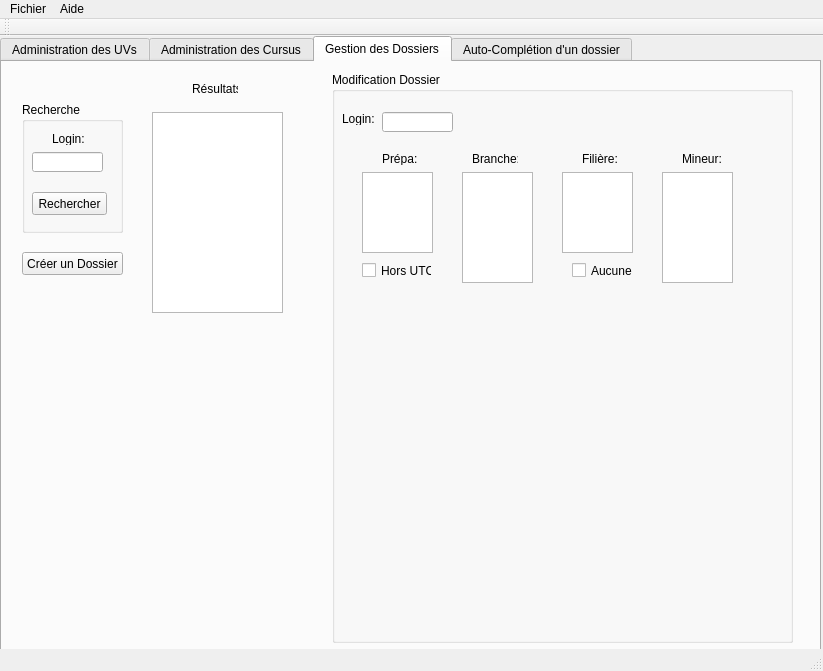
First picture: the form in mainwindow.ui, repository Zangdar1111/UTProfiler_P14_Brocheton_Goerens, before the edit.
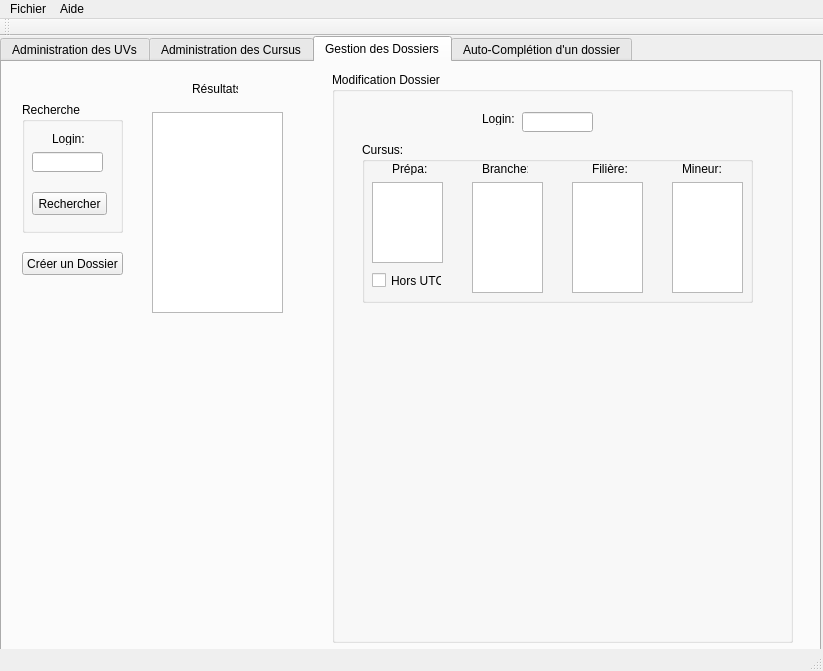
Second picture: the form after the edit. The open tabs and pages were chosen to show the change.

Patch:
```diff
--- a/mainwindow.ui
+++ b/mainwindow.ui
@@ -1273,7 +1273,7 @@
       <widget class="QLabel" name="label_2">
        <property name="geometry">
         <rect>
-         <x>10</x>
+         <x>150</x>
          <y>40</y>
          <width>46</width>
          <height>13</height>
@@ -1286,166 +1286,166 @@
       <widget class="QLineEdit" name="lineEdit_2">
        <property name="geometry">
         <rect>
-         <x>50</x>
+         <x>190</x>
          <y>40</y>
          <width>71</width>
          <height>20</height>
         </rect>
        </property>
       </widget>
-      <widget class="QLabel" name="label_3">
+      <widget class="QGroupBox" name="Edit_Dossier_Cursus_Group">
        <property name="geometry">
         <rect>
-         <x>50</x>
-         <y>80</y>
-         <width>46</width>
-         <height>13</height>
-        </rect>
-       </property>
-       <property name="text">
-        <string>Prépa:</string>
-       </property>
-      </widget>
-      <widget class="QCheckBox" name="checkBox">
-       <property name="geometry">
-        <rect>
          <x>30</x>
-         <y>190</y>
-         <width>70</width>
-         <height>17</height>
+         <y>70</y>
+         <width>391</width>
+         <height>161</height>
         </rect>
        </property>
-       <property name="text">
-        <string>Hors UTC</string>
+       <property name="title">
+        <string>Cursus:</string>
        </property>
-      </widget>
-      <widget class="QLabel" name="label_4">
-       <property name="geometry">
-        <rect>
-         <x>140</x>
-         <y>80</y>
-         <width>46</width>
-         <height>13</height>
-        </rect>
-       </property>
-       <property name="text">
-        <string>Branche:</string>
-       </property>
-      </widget>
-      <widget class="QLabel" name="label_5">
-       <property name="geometry">
-        <rect>
-         <x>250</x>
-         <y>80</y>
-         <width>46</width>
-         <height>13</height>
-        </rect>
-       </property>
-       <property name="text">
-        <string>Filière:</string>
-       </property>
-      </widget>
-      <widget class="QCheckBox" name="checkBox_2">
-       <property name="geometry">
-        <rect>
-         <x>240</x>
-         <y>190</y>
-         <width>70</width>
-         <height>17</height>
-        </rect>
-       </property>
-       <property name="text">
-        <string>Aucune</string>
-       </property>
-      </widget>
-      <widget class="QLabel" name="label_6">
-       <property name="geometry">
-        <rect>
-         <x>350</x>
-         <y>80</y>
-         <width>46</width>
-         <height>13</height>
-        </rect>
-       </property>
-       <property name="text">
-        <string>Mineur:</string>
-       </property>
-      </widget>
-      <widget class="QListWidget" name="Print_Cursus_List_3">
-       <property name="geometry">
-        <rect>
-         <x>230</x>
-         <y>100</y>
-         <width>71</width>
-         <height>81</height>
-        </rect>
-       </property>
-       <property name="showDropIndicator" stdset="0">
-        <bool>false</bool>
-       </property>
-       <property name="dragEnabled">
-        <bool>false</bool>
-       </property>
-       <property name="dragDropMode">
-        <enum>QAbstractItemView::NoDragDrop</enum>
-       </property>
-      </widget>
-      <widget class="QListWidget" name="Print_Cursus_List_4">
-       <property name="geometry">
-        <rect>
-         <x>330</x>
-         <y>100</y>
-         <width>71</width>
-         <height>111</height>
-        </rect>
-       </property>
-       <property name="showDropIndicator" stdset="0">
-        <bool>false</bool>
-       </property>
-       <property name="dragEnabled">
-        <bool>false</bool>
-       </property>
-       <property name="dragDropMode">
-        <enum>QAbstractItemView::NoDragDrop</enum>
-       </property>
-      </widget>
-      <widget class="QListWidget" name="Print_Cursus_List_5">
-       <property name="geometry">
-        <rect>
-         <x>130</x>
-         <y>100</y>
-         <width>71</width>
-         <height>111</height>
-        </rect>
-       </property>
-       <property name="showDropIndicator" stdset="0">
-        <bool>false</bool>
-       </property>
-       <property name="dragEnabled">
-        <bool>false</bool>
-       </property>
-       <property name="dragDropMode">
-        <enum>QAbstractItemView::NoDragDrop</enum>
-       </property>
-      </widget>
-      <widget class="QListWidget" name="Print_Cursus_List_6">
-       <property name="geometry">
-        <rect>
-         <x>30</x>
-         <y>100</y>
-         <width>71</width>
-         <height>81</height>
-        </rect>
-       </property>
-       <property name="showDropIndicator" stdset="0">
-        <bool>false</bool>
-       </property>
-       <property name="dragEnabled">
-        <bool>false</bool>
-       </property>
-       <property name="dragDropMode">
-        <enum>QAbstractItemView::NoDragDrop</enum>
-       </property>
+       <widget class="QLabel" name="Edit_Dossier_Label5">
+        <property name="geometry">
+         <rect>
+          <x>320</x>
+          <y>20</y>
+          <width>46</width>
+          <height>13</height>
+         </rect>
+        </property>
+        <property name="text">
+         <string>Mineur:</string>
+        </property>
+       </widget>
+       <widget class="QLabel" name="Edit_Dossier_Label3">
+        <property name="geometry">
+         <rect>
+          <x>120</x>
+          <y>20</y>
+          <width>46</width>
+          <height>13</height>
+         </rect>
+        </property>
+        <property name="text">
+         <string>Branche:</string>
+        </property>
+       </widget>
+       <widget class="QListWidget" name="Edit_Dossier_Prepa">
+        <property name="geometry">
+         <rect>
+          <x>10</x>
+          <y>40</y>
+          <width>71</width>
+          <height>81</height>
+         </rect>
+        </property>
+        <property name="showDropIndicator" stdset="0">
+         <bool>false</bool>
+        </property>
+        <property name="dragEnabled">
+         <bool>false</bool>
+        </property>
+        <property name="dragDropMode">
+         <enum>QAbstractItemView::NoDragDrop</enum>
+        </property>
+       </widget>
+       <widget class="QListWidget" name="Edit_Dossier_Branche">
+        <property name="geometry">
+         <rect>
+          <x>110</x>
+          <y>40</y>
+          <width>71</width>
+          <height>111</height>
+         </rect>
+        </property>
+        <property name="showDropIndicator" stdset="0">
+         <bool>false</bool>
+        </property>
+        <property name="dragEnabled">
+         <bool>false</bool>
+        </property>
+        <property name="dragDropMode">
+         <enum>QAbstractItemView::NoDragDrop</enum>
+        </property>
+       </widget>
+       <widget class="QListWidget" name="Edit_Dossier_Mineur">
+        <property name="geometry">
+         <rect>
+          <x>310</x>
+          <y>40</y>
+          <width>71</width>
+          <height>111</height>
+         </rect>
+        </property>
+        <property name="showDropIndicator" stdset="0">
+         <bool>false</bool>
+        </property>
+        <property name="dragEnabled">
+         <bool>false</bool>
+        </property>
+        <property name="dragDropMode">
+         <enum>QAbstractItemView::NoDragDrop</enum>
+        </property>
+       </widget>
+       <widget class="QListWidget" name="Edit_Dossier_Filiere">
+        <property name="geometry">
+         <rect>
+          <x>210</x>
+          <y>40</y>
+          <width>71</width>
+          <height>111</height>
+         </rect>
+        </property>
+        <property name="showDropIndicator" stdset="0">
+         <bool>false</bool>
+        </property>
+        <property name="dragEnabled">
+         <bool>false</bool>
+        </property>
+        <property name="dragDropMode">
+         <enum>QAbstractItemView::NoDragDrop</enum>
+        </property>
+       </widget>
+       <widget class="QCheckBox" name="Edit_Dossier_No_Prepa">
+        <property name="geometry">
+         <rect>
+          <x>10</x>
+          <y>130</y>
+          <width>70</width>
+          <height>17</height>
+         </rect>
+        </property>
+        <property name="text">
+         <string>Hors UTC</string>
+        </property>
+       </widget>
+       <widget class="QLabel" name="Edit_Dossier_Label4">
+        <property name="geometry">
+         <rect>
+          <x>230</x>
+          <y>20</y>
+          <width>46</width>
+          <height>13</height>
+         </rect>
+        </property>
+        <property name="text">
+         <string>Filière:</string>
+        </property>
+       </widget>
+       <widget class="QLabel" name="Edit_Dossier_Label2">
+        <property name="geometry">
+         <rect>
+          <x>30</x>
+          <y>20</y>
+          <width>46</width>
+          <height>13</height>
+         </rect>
+        </property>
+        <property name="text">
+         <string>Prépa:</string>
+        </property>
+       </widget>
       </widget>
      </widget>
      <widget class="QLabel" name="Print_Cursus_Label1_2">
```
Left out of the diff: 47 changed lines with no effect on the pictures.
